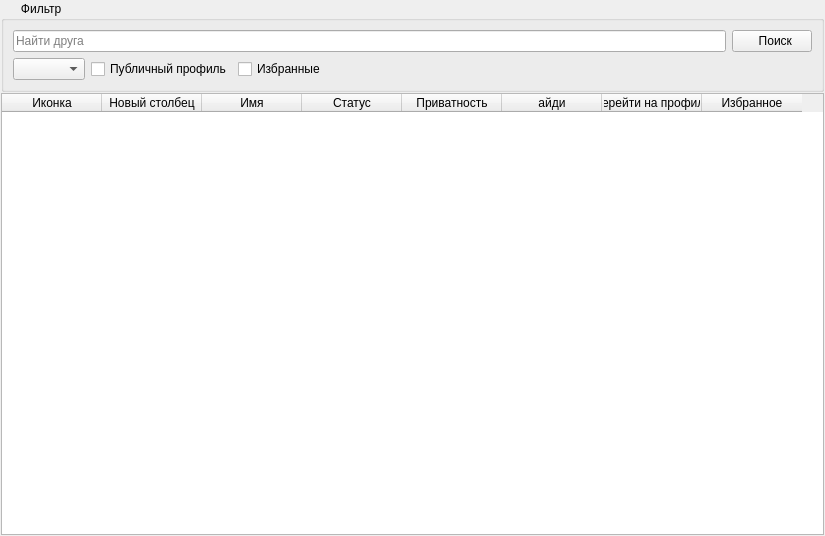
Above: AraSteamManager/subform/formfriends.ui from Arankir/AraSteamManager before the change. Below: the same form after it.
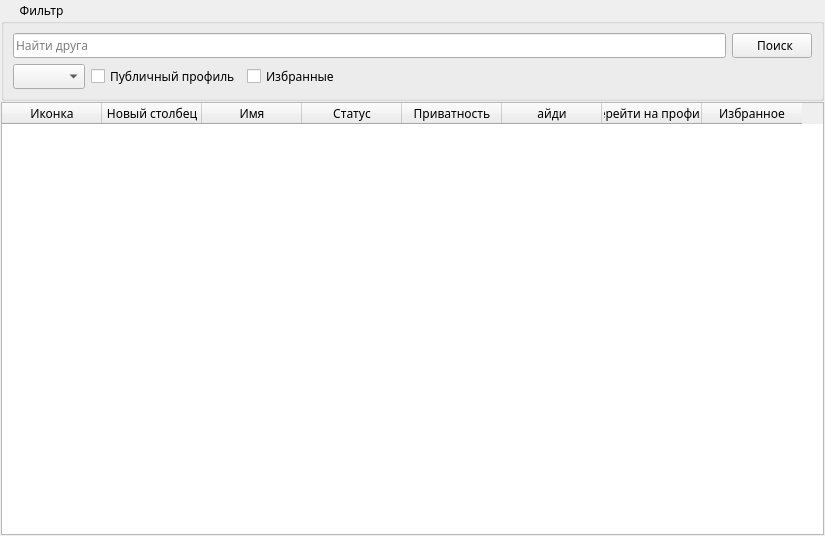
That is the form after the change.

Diff of the .ui file:
```diff
--- a/AraSteamManager/subform/formfriends.ui
+++ b/AraSteamManager/subform/formfriends.ui
@@ -10,6 +10,11 @@
     <height>536</height>
    </rect>
   </property>
+  <property name="font">
+   <font>
+    <family>Ebrima</family>
+   </font>
+  </property>
   <property name="windowTitle">
    <string>SteamAchievementsStatistic</string>
   </property>
```
